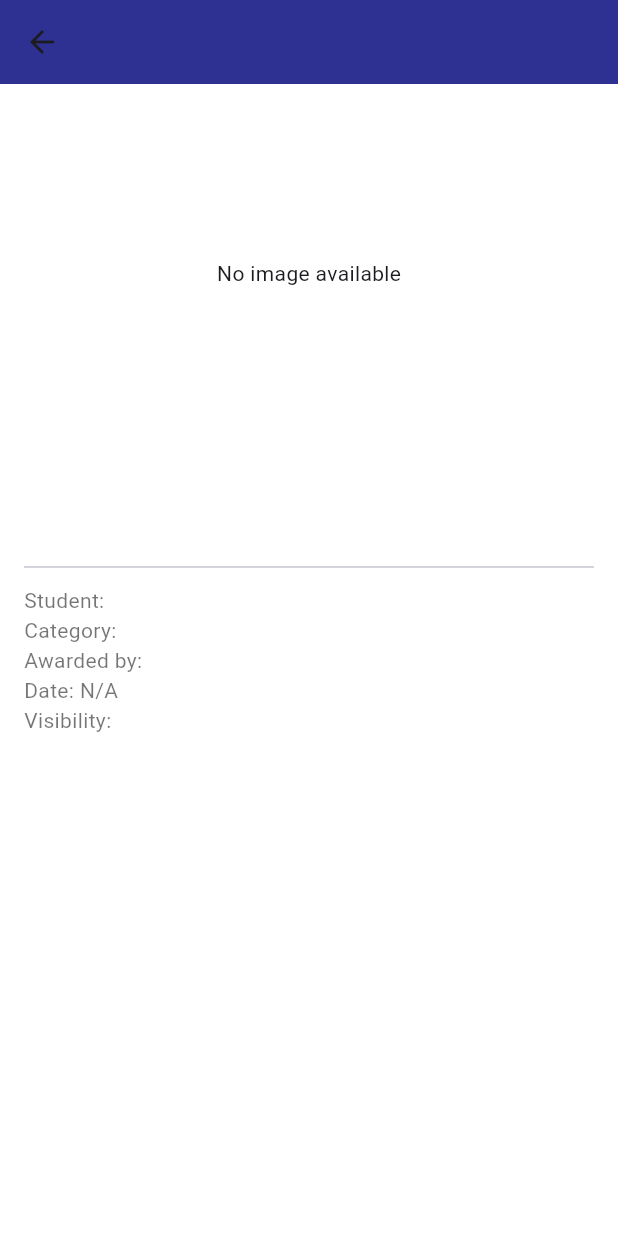
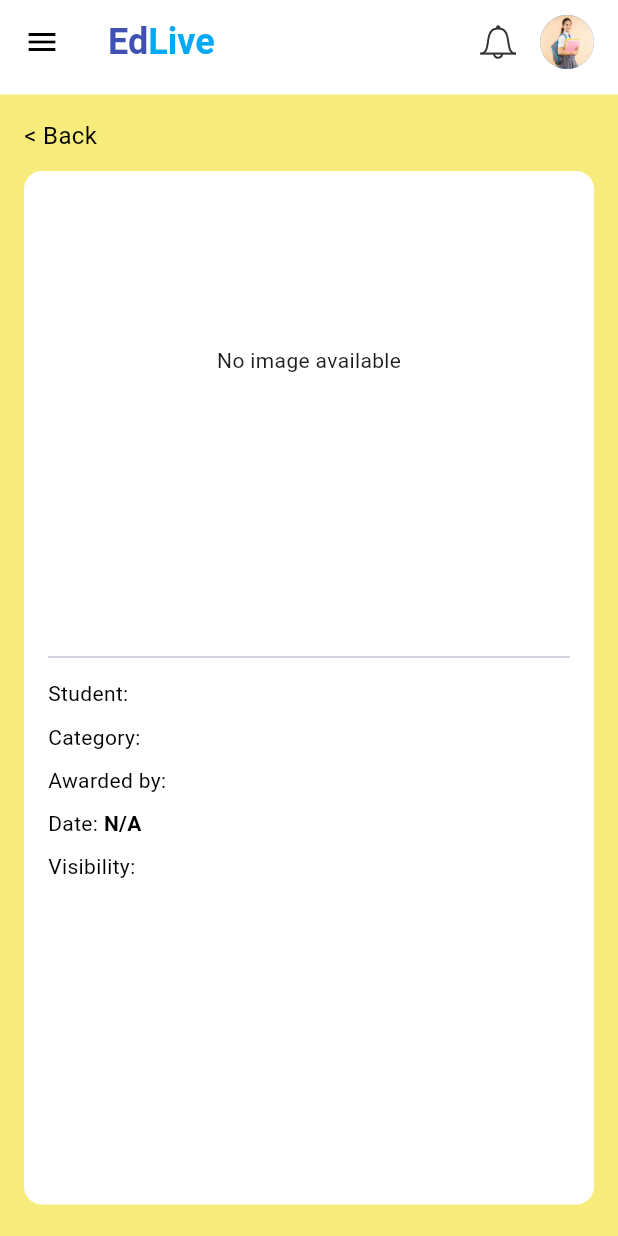
Before and after one commit to Sathiya-Developer007/EDLive-SchoolApp, a Flutter app: the AchievementDetailPage screen opened directly with empty values, on a phone screen of 412 x 824 dp. Run offline on Flutter 3.47's test engine with Material 3 defaults, Android fonts, the light colour scheme and no system bars; our stand-ins replace flutter_svg, qr_flutter, shared_preferences; missing offline and left inert: restart_app; accounts and stored records are empty.

Commit message:
updated student achievement page ui

```diff
--- a/lib/screens/students/student_achievement_page.dart
+++ b/lib/screens/students/student_achievement_page.dart
@@ -1,6 +1,7 @@
 import 'dart:convert';
 import 'package:flutter/material.dart';
 import 'package:http/http.dart' as http;
+import 'package:school_app/screens/students/student_menu_drawer.dart';
 import 'package:school_app/widgets/student_app_bar.dart';
 import 'package:shared_preferences/shared_preferences.dart';
 
@@ -62,7 +63,6 @@ bool isDirectImageUrl(String url) {
       lower.contains(".webp");
 }
 
-
 Widget buildAchievementImage(String url, {double height = 180}) {
   if (url.isEmpty) {
     return SizedBox(
@@ -112,11 +112,9 @@ class _StudentAchievementPageState extends State<StudentAchievementPage> {
 
     final response = await http.get(
       Uri.parse(
-          "http://schoolmanagement.canadacentral.cloudapp.azure.com:5000/api/achievements/visible?classId=${widget.classId}"),
-      headers: {
-        'accept': 'application/json',
-        'Authorization': 'Bearer $token',
-      },
+        "http://schoolmanagement.canadacentral.cloudapp.azure.com:5000/api/achievements/visible?classId=${widget.classId}",
+      ),
+      headers: {'accept': 'application/json', 'Authorization': 'Bearer $token'},
     );
 
     if (response.statusCode == 200) {
@@ -131,12 +129,32 @@ class _StudentAchievementPageState extends State<StudentAchievementPage> {
 Widget build(BuildContext context) {
   return Scaffold(
     appBar: StudentAppBar(),
-      body: FutureBuilder<List<Achievement>>(
+    drawer: StudentMenuDrawer(),
+    backgroundColor: const Color(0xFFF7EB7C), // body full bg color
+    body: Column(
+      crossAxisAlignment: CrossAxisAlignment.start,
+      children: [
+        Padding(
+          padding: const EdgeInsets.all(12.0),
+          child: GestureDetector(
+            onTap: () => Navigator.pop(context),
+            child: const Text(
+              "< Back",
+              style: TextStyle(
+                color: Colors.black,
+                fontSize: 16,
+              ),
+            ),
+          ),
+        ),
+        Expanded(
+          child: FutureBuilder<List<Achievement>>(
             future: futureAchievements,
             builder: (context, snapshot) {
               if (snapshot.connectionState == ConnectionState.waiting) {
                 return const Center(
-                child: CircularProgressIndicator(color: Color(0xFF2E3192)));
+                  child: CircularProgressIndicator(color: Color(0xFF2E3192)),
+                );
               } else if (snapshot.hasError) {
                 return Center(child: Text("Error: ${snapshot.error}"));
               } else if (!snapshot.hasData || snapshot.data!.isEmpty) {
@@ -156,35 +174,46 @@ class _StudentAchievementPageState extends State<StudentAchievementPage> {
                         context,
                         MaterialPageRoute(
                           builder: (_) =>
-                            AchievementDetailPage(achievement: item)),
+                              AchievementDetailPage(achievement: item),
+                        ),
                       );
                     },
                     child: Card(
+                      color: Colors.white, // container bg white
                       shape: RoundedRectangleBorder(
-                      borderRadius: BorderRadius.circular(12)),
+                        borderRadius: BorderRadius.circular(12),
+                      ),
                       elevation: 4,
                       margin: const EdgeInsets.symmetric(vertical: 8),
                       child: Column(
                         crossAxisAlignment: CrossAxisAlignment.start,
                         children: [
-                      buildAchievementImage(item.evidenceUrl, height: 180),
+                          buildAchievementImage(
+                            item.evidenceUrl,
+                            height: 150,
+                          ),
                           Padding(
                             padding: const EdgeInsets.all(12.0),
                             child: Column(
                               crossAxisAlignment: CrossAxisAlignment.start,
                               children: [
-                            Text(item.fullName,
+                                Text(
+                                  item.fullName,
                                   style: const TextStyle(
                                     fontWeight: FontWeight.bold,
                                     fontSize: 16,
-                                    color: Color(0xFF2E3192))),
+                                    color: Color(0xFF2E3192),
+                                  ),
+                                ),
                                 const SizedBox(height: 4),
                                 Text(
                                   "${item.title} - ${item.description}",
                                   maxLines: 2,
                                   overflow: TextOverflow.ellipsis,
                                   style: const TextStyle(
-                                  fontSize: 14, color: Colors.black87),
+                                    fontSize: 14,
+                                    color: Colors.black87,
+                                  ),
                                 ),
                               ],
                             ),
@@ -196,6 +225,9 @@ class _StudentAchievementPageState extends State<StudentAchievementPage> {
                 },
               );
             },
+          ),
+        ),
+      ],
     ),
   );
 }
@@ -209,40 +241,161 @@ class AchievementDetailPage extends StatelessWidget {
   @override
   Widget build(BuildContext context) {
     return Scaffold(
-      appBar: AppBar(
-        title: Text(achievement.title),
-        backgroundColor: const Color(0xFF2E3192),
-      ),
-      body: SingleChildScrollView(
+      appBar: StudentAppBar(),
+      drawer: StudentMenuDrawer(),
+      backgroundColor: const Color(0xFFF7EB7C), // Full background
+      body: Padding(
         padding: const EdgeInsets.all(16),
         child: Column(
           crossAxisAlignment: CrossAxisAlignment.start,
           children: [
+            // 🔹 Back Button OUTSIDE container
+            GestureDetector(
+              onTap: () => Navigator.pop(context),
+              child: const Padding(
+                padding: EdgeInsets.only(bottom: 12),
+                child: Text(
+                  "< Back",
+                  style: TextStyle(
+                    fontSize: 16,
+                    color: Colors.black,
+                  ),
+                ),
+              ),
+            ),
+
+            // 🔹 White Container for content
+            Expanded(
+              child: Container(
+                padding: const EdgeInsets.all(16),
+                margin: const EdgeInsets.only(bottom: 5), // bottom space
+                decoration: BoxDecoration(
+                  color: Colors.white,
+                  borderRadius: BorderRadius.circular(12),
+                ),
+                child: SingleChildScrollView(
+                  child:Column(
+  crossAxisAlignment: CrossAxisAlignment.start,
+  children: [
+    // 🔹 Achievement Image
     buildAchievementImage(achievement.evidenceUrl, height: 220),
     const SizedBox(height: 16),
+
+    // 🔹 Title
     Text(
       achievement.title,
       style: const TextStyle(
         fontSize: 20,
         fontWeight: FontWeight.bold,
-                  color: Color(0xFF2E3192)),
+        color: Color(0xFF2E3192),
+      ),
     ),
     const SizedBox(height: 8),
-            Text(achievement.description,
-                style: const TextStyle(fontSize: 15, color: Colors.black87)),
-            const Divider(height: 24),
-            Text("Student: ${achievement.fullName}",
-                style: const TextStyle(fontSize: 14, color: Colors.black54)),
-            Text("Category: ${achievement.category}",
-                style: const TextStyle(fontSize: 14, color: Colors.black54)),
-            Text("Awarded by: ${achievement.awardedBy}",
-                style: const TextStyle(fontSize: 14, color: Colors.black54)),
+
+    // 🔹 Description
     Text(
-  "Date: ${achievement.achievementDate.isNotEmpty ? achievement.achievementDate.split('T').first : 'N/A'}",
-  style: const TextStyle(fontSize: 14, color: Colors.black54),
+      achievement.description,
+      style: const TextStyle(fontSize: 15, color: Colors.black87),
     ),
-   Text("Visibility: ${achievement.visibility}",
-                style: const TextStyle(fontSize: 14, color: Colors.black54)),
+
+    const Divider(height: 28),
+
+    // 🔹 Details Section (Row-based with spacing)
+    Row(
+      children: [
+        const Text(
+          "Student: ",
+          style: TextStyle(fontSize: 14, color: Colors.black),
+        ),
+        Text(
+          achievement.fullName,
+          style: const TextStyle(
+            fontSize: 14,
+            color: Colors.black,
+            fontWeight: FontWeight.bold,
+          ),
+        ),
+      ],
+    ),
+    const SizedBox(height: 8),
+
+    Row(
+      children: [
+        const Text(
+          "Category: ",
+          style: TextStyle(fontSize: 14, color: Colors.black),
+        ),
+        Text(
+          achievement.category,
+          style: const TextStyle(
+            fontSize: 14,
+            color: Colors.black,
+            fontWeight: FontWeight.bold,
+          ),
+        ),
+      ],
+    ),
+    const SizedBox(height: 8),
+
+    Row(
+      children: [
+        const Text(
+          "Awarded by: ",
+          style: TextStyle(fontSize: 14, color: Colors.black),
+        ),
+        Text(
+          achievement.awardedBy,
+          style: const TextStyle(
+            fontSize: 14,
+            color: Colors.black,
+            fontWeight: FontWeight.bold,
+          ),
+        ),
+      ],
+    ),
+    const SizedBox(height: 8),
+
+    Row(
+      children: [
+        const Text(
+          "Date: ",
+          style: TextStyle(fontSize: 14, color: Colors.black),
+        ),
+        Text(
+          achievement.achievementDate.isNotEmpty
+              ? achievement.achievementDate.split('T').first
+              : 'N/A',
+          style: const TextStyle(
+            fontSize: 14,
+            color: Colors.black,
+            fontWeight: FontWeight.bold,
+          ),
+        ),
+      ],
+    ),
+    const SizedBox(height: 8),
+
+    Row(
+      children: [
+        const Text(
+          "Visibility: ",
+          style: TextStyle(fontSize: 14, color: Colors.black),
+        ),
+        Text(
+          achievement.visibility,
+          style: const TextStyle(
+            fontSize: 14,
+            color: Colors.black,
+            fontWeight: FontWeight.bold,
+          ),
+        ),
+      ],
+    ),
+  ],
+)
+),
+              ),
+            ),
           ],
         ),
       ),
```
Lines whose indentation alone changed are shown as unchanged.
